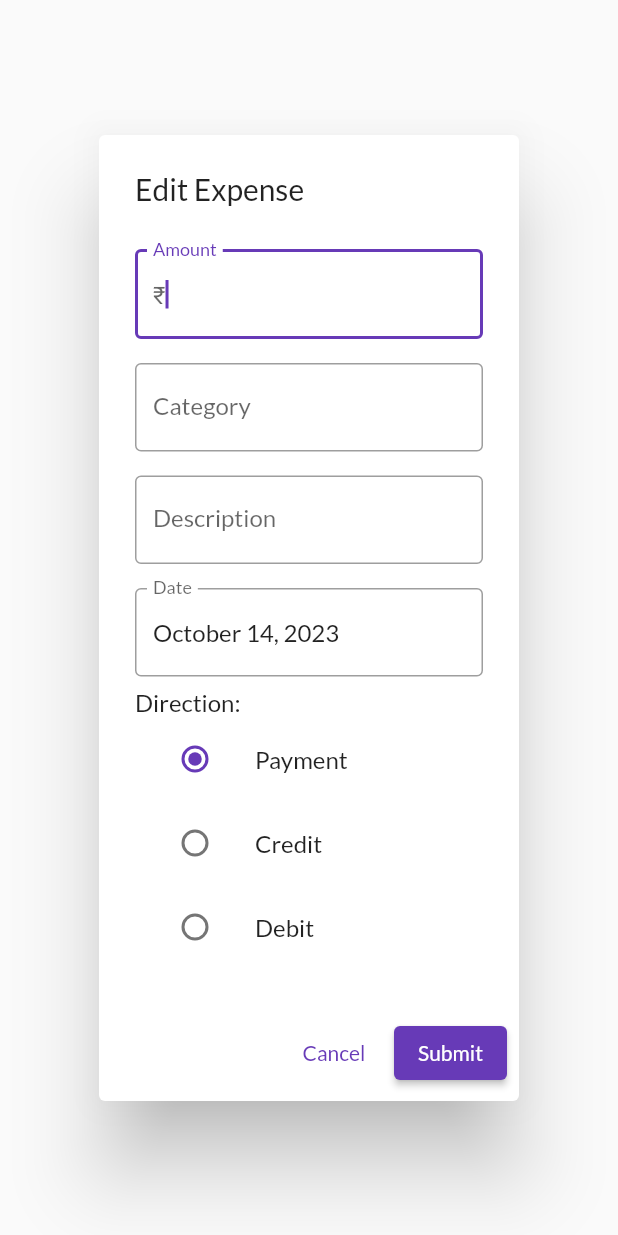
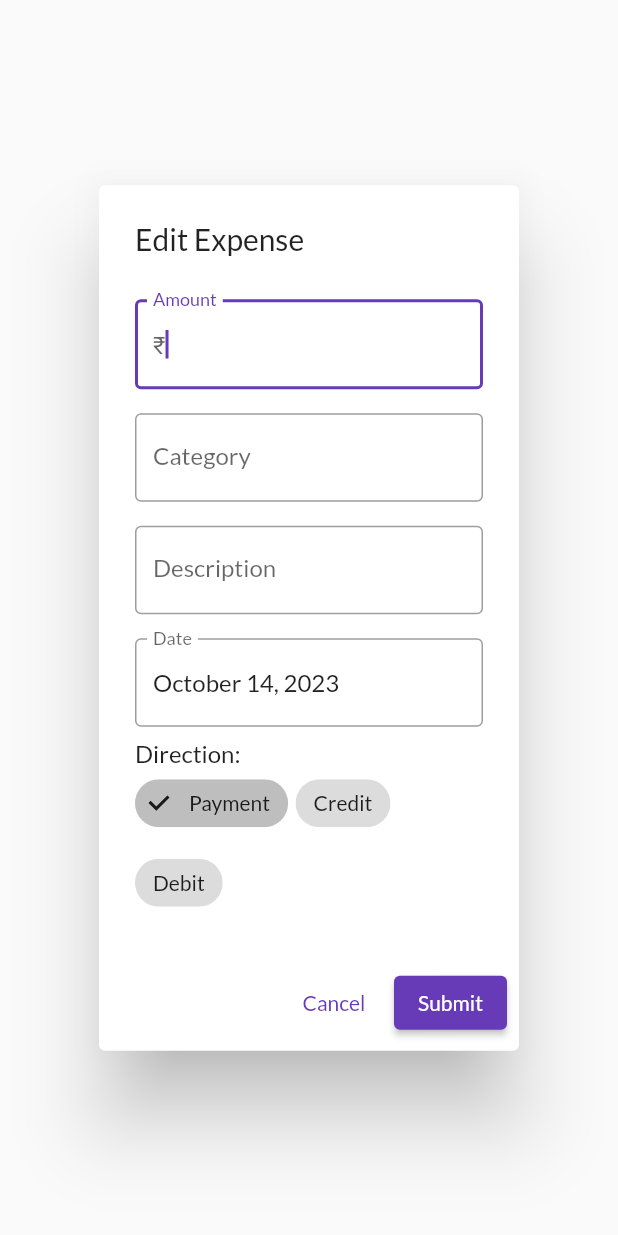
Before and after one commit to TheAkash2002/Budget-Manager-Revamped, a Flutter app: the InsertEditExpenseDialog widget shown alone on an empty page, opened directly, on a phone screen of 412 x 824 dp. Run offline on Flutter 3.47's test engine with Material 2 defaults, Android fonts, the phone set to English and light mode, and no system bars; our stand-ins replace cloud_firestore, firebase_auth, firebase_core, flutter_local_notifications, get, get_storage and 6 more; accounts and stored records are empty; generated files the repository leaves out were written again; network calls fail.

Commit message:
Added Chips in ExpenseDirection UI

```diff
--- a/lib/controller/auth_controller.dart
+++ b/lib/controller/auth_controller.dart
@@ -1,10 +1,9 @@
 import 'package:get/get.dart';
 
-import '../auth/auth.dart';
+import '../utils/utils.dart';
 import 'loading_mixin.dart';
 
-class AuthController extends GetxController with LoadingMixin{
-
+class AuthController extends GetxController with LoadingMixin {
   Future<void> signInUser() async {
     setLoadingState(true);
     await signIn();
--- a/lib/controller/home_controller.dart
+++ b/lib/controller/home_controller.dart
@@ -1,7 +1,6 @@
 import 'package:flutter/material.dart';
 import 'package:get/get.dart';
 
-import '../auth/auth.dart';
 import '../ui/bar_pie_chart_page.dart';
 import '../ui/expenses_filter_modal.dart';
 import '../ui/expenses_page.dart';
@@ -9,6 +8,7 @@ import '../ui/nav_drawer.dart';
 import '../ui/relative_change_screen.dart';
 import '../ui/settings_page.dart';
 import '../ui/targets_page.dart';
+import '../utils/utils.dart';
 import 'loading_mixin.dart';
 
 enum HomeScreen {
--- a/lib/controller/splash_controller.dart
+++ b/lib/controller/splash_controller.dart
@@ -3,9 +3,9 @@ import 'package:flutter/material.dart';
 import 'package:get/get.dart';
 import 'package:permission_handler/permission_handler.dart';
 
-import '../auth/auth.dart';
 import '../controller/loading_mixin.dart';
 import '../notification/notification_service.dart';
+import '../utils/utils.dart';
 
 class SplashController extends GetxController with LoadingMixin {
   @override
--- a/lib/controller/targets_controller.dart
+++ b/lib/controller/targets_controller.dart
@@ -1,7 +1,7 @@
 import 'package:flutter/material.dart';
 import 'package:get/get.dart';
 
-import '../auth/auth.dart';
+
 import '../db/firestore_helper.dart';
 import '../models/models.dart';
 import '../utils/utils.dart';
--- a/lib/ui/bar_chart.dart
+++ b/lib/ui/bar_chart.dart
@@ -4,6 +4,7 @@ import 'package:syncfusion_flutter_charts/charts.dart';
 
 import '../controller/bar_pie_controller.dart';
 
+/// Bar chart for BarPieChart page.
 class BarChartComponent extends StatelessWidget {
   const BarChartComponent({super.key});
 
--- a/lib/ui/bar_pie_chart_page.dart
+++ b/lib/ui/bar_pie_chart_page.dart
@@ -6,6 +6,9 @@ import '../ui/bar_chart.dart';
 import '../ui/common_filter.dart';
 import '../ui/pie_chart.dart';
 
+/// Page for viewing Bar and Pie charts of user expenses. Selection of multiple
+/// categories and Expense directions is possible. However, the expenses across
+/// all directions will be summed up to generate the chart value for a category.
 class BarPieChart extends StatelessWidget {
   const BarPieChart({super.key});
 
--- a/lib/ui/common_filter.dart
+++ b/lib/ui/common_filter.dart
@@ -6,6 +6,7 @@ import '../controller/filter_mixin.dart';
 import '../models/models.dart';
 import '../utils/utils.dart';
 
+/// UI for common filter options.
 class CommonFilter<T extends FilterControllerMixin> extends StatelessWidget {
   const CommonFilter({super.key});
 
--- a/lib/ui/insert_edit_expense_dialog.dart
+++ b/lib/ui/insert_edit_expense_dialog.dart
@@ -103,14 +103,18 @@ class InsertEditExpenseDialog extends StatelessWidget {
                 "Direction:",
                 textAlign: TextAlign.start,
               ),
-              ...(ExpenseDirection.values.map<ListTile>((e) => ListTile(
-                    title: Text(e.toExpenseDirectionUIString()),
-                    leading: Radio<ExpenseDirection>(
-                      value: e,
-                      groupValue: _.expenseDirection,
-                      onChanged: _.setExpenseDirection,
-                    ),
-                  ))),
+              Wrap(
+                spacing: 5,
+                runSpacing: 5,
+                children: ExpenseDirection.values
+                    .map<FilterChip>((e) => FilterChip(
+                          label: Text(e.toExpenseDirectionUIString()),
+                          selected: e == _.expenseDirection,
+                          onSelected: (selected) =>
+                              _.onChangeDirection(e, selected),
+                        ))
+                    .toList(),
+              )
             ],
           ),
         ),
--- a/lib/ui/nav_drawer.dart
+++ b/lib/ui/nav_drawer.dart
@@ -1,7 +1,6 @@
 import 'package:flutter/material.dart';
 import 'package:get/get.dart';
 
-import '../auth/auth.dart';
 import '../controller/expense_controller.dart';
 import '../controller/home_controller.dart';
 import '../controller/targets_controller.dart';
--- a/lib/ui/targets_page.dart
+++ b/lib/ui/targets_page.dart
@@ -75,8 +75,8 @@ class TargetItem extends StatelessWidget {
                     isHeader: true,
                   ),
                   RowWidget(
-                    "${DateFormat.yMMMM().format(target.date)}",
-                    icon: Icon(Icons.calendar_month_sharp),
+                    DateFormat.yMMMM().format(target.date),
+                    icon: const Icon(Icons.calendar_month_sharp),
                   ),
                 ],
               ),
```
Also changed, not shown: lib/auth/auth.dart (deleted, +0 -73 lines), lib/controller/expense_controller.dart (+8 -1 lines), lib/ui/expenses_page.dart (+4 -4 lines), lib/utils/utils.dart (+154 -65 lines).
